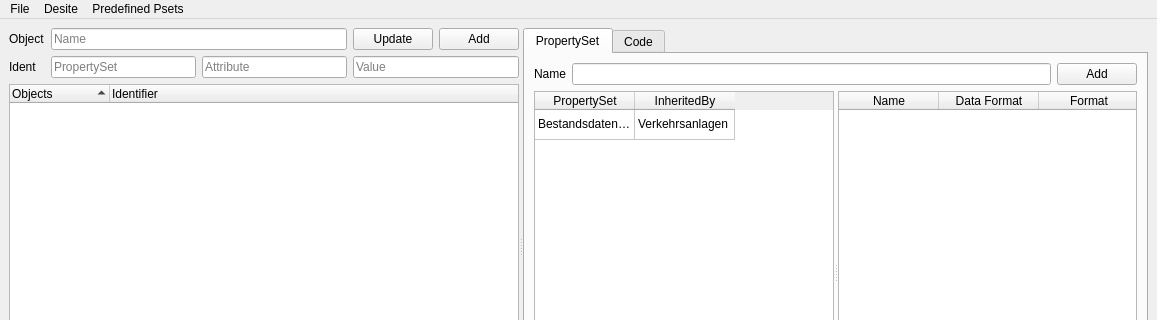
c-mellueh/SOM-Toolkit, file desiteRuleCreator/QtDesigns/MainWindow.ui: the form before one commit; both pictures show x 0 to 1157 and y 0 to 320 of the 1157 by 495 pixel window.
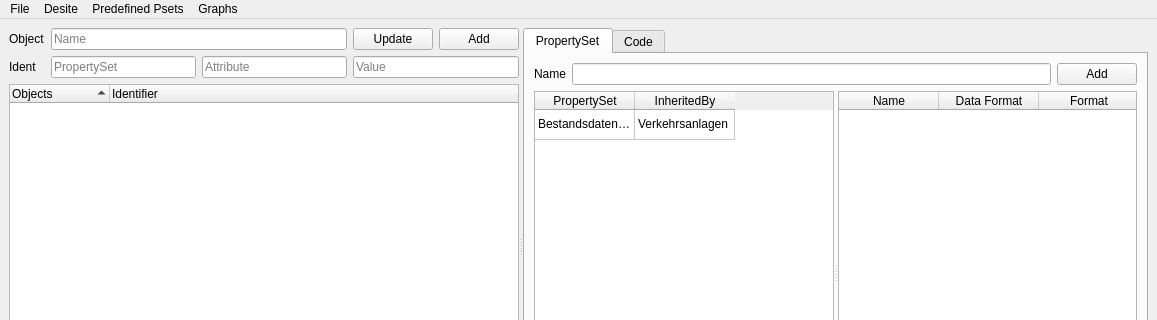
The form after the commit.

Commit message: add GraphObject Window

Diff of the .ui file:
```diff
--- a/desiteRuleCreator/QtDesigns/MainWindow.ui
+++ b/desiteRuleCreator/QtDesigns/MainWindow.ui
@@ -693,9 +693,16 @@
     </property>
     <addaction name="action_show_list"/>
    </widget>
+   <widget class="QMenu" name="menuShow_Graphs">
+    <property name="title">
+     <string>Graphs</string>
+    </property>
+    <addaction name="action_show_graphs"/>
+   </widget>
    <addaction name="menuFile"/>
    <addaction name="menuDesite"/>
    <addaction name="menuPredefined_Psets"/>
+   <addaction name="menuShow_Graphs"/>
   </widget>
   <widget class="QStatusBar" name="statusbar"/>
   <action name="action_file_new">
```
Left out of the diff: 5 changed lines with no effect on the pictures. The commit also changes 6 other files.
